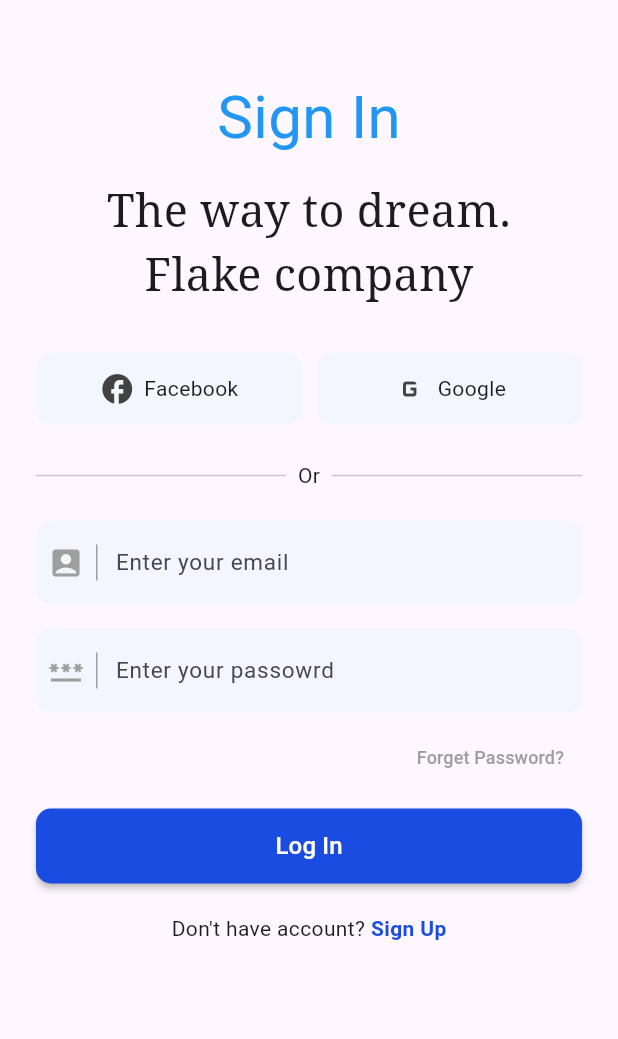
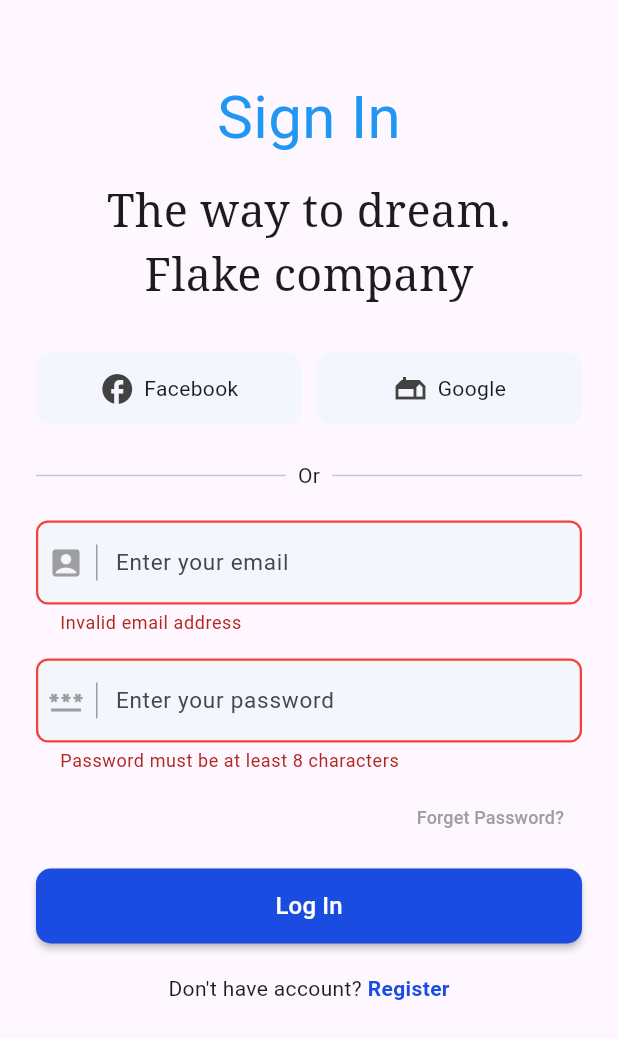
Before and after one commit to Salcidio/neurocron, a Flutter app: the screen it shows after launch, after a tap on "Log In", on a phone screen of 412 x 824 dp. Shown: the top 1039 px of the screen. Run offline on Flutter 3.47's test engine with Material 3 defaults, Android fonts, the phone set to English and light mode, and no system bars; our stand-ins replace flutter_riverpod, google_fonts, loading_animation_widget, supabase_flutter; accounts and stored records are empty; Roboto replaces fonts that are missing (Tektur).

Commit message:
auth logic been tested

```diff
--- a/lib/LLM/flakes.dart
+++ b/lib/LLM/flakes.dart
@@ -1,6 +1,8 @@
 import 'package:flutter/material.dart';
 
 class FlakesPage extends StatefulWidget {
+  const FlakesPage({super.key});
+
   @override
   _FlakesPageState createState() => _FlakesPageState();
 }
--- a/lib/auth/gate/auth_gate.dart
+++ b/lib/auth/gate/auth_gate.dart
@@ -1,7 +1,6 @@
 import 'package:flakesmobile/auth/providers/auth_provider.dart';
 import 'package:flakesmobile/auth/screens/home.dart';
 import 'package:flakesmobile/auth/screens/login.dart';
-import 'package:flakesmobile/auth/screens/welcome.dart';
 import 'package:flutter/material.dart';
 import 'package:flutter_riverpod/flutter_riverpod.dart';
 
--- a/lib/auth/models/auth_model.dart
+++ b/lib/auth/models/auth_model.dart
@@ -1,16 +1,18 @@
 import 'package:supabase_flutter/supabase_flutter.dart';
 
+
 class AuthModel {
-  final User? user;
   final bool isLoading;
+  final String? error;
+  final User? user; // Replace with your User class
 
-  AuthModel({this.user, this.isLoading = false});
+  AuthModel({this.isLoading = false, this.error, this.user});
 
-  // A copyWith method allows easy state updates --snowFlake
-  AuthModel copyWith({User? user, bool? isLoading}) {
+  AuthModel copyWith({bool? isLoading, String? error, User? user}) {
     return AuthModel(
+      isLoading: isLoading ?? this.isLoading,
+      error: error ?? this.error,
       user: user ?? this.user,
-      isLoading: isLoading ?? this.isLoading,
     );
   }
 }
--- a/lib/auth/providers/auth_provider.dart
+++ b/lib/auth/providers/auth_provider.dart
@@ -5,3 +5,7 @@ import 'package:flutter_riverpod/flutter_riverpod.dart';
 final authProvider = StateNotifierProvider<AuthNotifier, AuthModel>((ref) {
   return AuthNotifier();
 });
+
+final isLoadingProvider = Provider<bool>((ref) {
+  return ref.watch(authProvider).isLoading;
+});
--- a/lib/auth/screens/login.dart
+++ b/lib/auth/screens/login.dart
@@ -1,24 +1,69 @@
 // File: lib/screens/signin_screen.dart
 import 'package:flakesmobile/LLM/flakes.dart';
+import 'package:flakesmobile/auth/providers/auth_provider.dart';
 import 'package:flakesmobile/auth/screens/register.dart';
 import 'package:flakesmobile/parts/customTextfield.dart';
 import 'package:flutter/material.dart';
 import 'package:google_fonts/google_fonts.dart';
+import 'package:flutter_riverpod/flutter_riverpod.dart';
+import 'package:loading_animation_widget/loading_animation_widget.dart';
 
-class LoginPage extends StatefulWidget {
+class LoginPage extends ConsumerStatefulWidget {
   const LoginPage({super.key});
 
   @override
-  State<LoginPage> createState() => _LoginPageState();
+  ConsumerState<LoginPage> createState() => _LoginPageState();
 }
 
-class _LoginPageState extends State<LoginPage> {
+class _LoginPageState extends ConsumerState<LoginPage> {
   final TextEditingController _emailController = TextEditingController();
   final TextEditingController _passwordController = TextEditingController();
-  bool _obscureText = true;
+  String? _emailError;
+  String? _passwordError;
+
+  bool _validateEmail(String email) {
+    final emailRegex = RegExp(r'^[^@]+@[^@]+\.[^@]+\$');
+    return emailRegex.hasMatch(email);
+  }
+
+  bool _validatePassword(String password) {
+    return password.length >= 8 && !_isCommonPassword(password);
+  }
+
+  bool _isCommonPassword(String password) {
+    const commonPasswords = [
+      '12345678',
+      'password',
+      '123456789',
+      'qwerty',
+      'abc123',
+    ];
+    return commonPasswords.contains(password);
+  }
+
+  void _onSubmit() {
+    final email = _emailController.text.trim();
+    final password = _passwordController.text.trim();
+
+    setState(() {
+      _emailError = _validateEmail(email) ? null : 'Invalid email address';
+      _passwordError =
+          _validatePassword(password)
+              ? null
+              : password.length < 8
+              ? 'Password must be at least 8 characters'
+              : 'Password is too common';
+    });
+
+    if (_emailError == null && _passwordError == null) {
+      ref.read(authProvider.notifier).signIn(email, password);
+    }
+  }
 
   @override
   Widget build(BuildContext context) {
+    final isLoading = ref.watch(isLoadingProvider);
+
     return Scaffold(
       body: SafeArea(
         child: Padding(
@@ -51,10 +96,9 @@ class _LoginPageState extends State<LoginPage> {
                       text: 'Facebook',
                       onTap: () {},
                     ),
-
-                    SizedBox(width: 10),
+                    const SizedBox(width: 10),
                     _socialLoginButton(
-                      icon: Icons.g_mobiledata,
+                      icon: Icons.gite_outlined,
                       text: 'Google',
                       onTap: () {},
                     ),
@@ -75,14 +119,16 @@ class _LoginPageState extends State<LoginPage> {
                 CustomTextField(
                   controller: _emailController,
                   hintText: 'Enter your email',
+                  errorText: _emailError,
                   obscureText: false,
                   iconData: Icons.account_box_rounded,
                 ),
                 const SizedBox(height: 16),
                 CustomTextField(
-                  controller: _emailController,
-                  hintText: 'Enter your passowrd',
-                  obscureText: false,
+                  controller: _passwordController,
+                  hintText: 'Enter your password',
+                  errorText: _passwordError,
+                  obscureText: true,
                   iconData: Icons.password_outlined,
                 ),
                 const SizedBox(height: 6),
@@ -102,17 +148,32 @@ class _LoginPageState extends State<LoginPage> {
                   height: 50,
                   child: ElevatedButton(
                     style: ElevatedButton.styleFrom(
+                      disabledBackgroundColor: Color(0xFF1A4CE1),
                       backgroundColor: const Color(0xFF1A4CE1),
                       shape: RoundedRectangleBorder(
                         borderRadius: BorderRadius.circular(10),
                       ),
                       elevation: 2,
                     ),
-                    onPressed: () {},
-                    child: const Text(
-                      'Log In',
-                      style: TextStyle(color: Colors.white, fontSize: 16),
-                    ),
+                    onPressed:
+                        isLoading
+                            ? null
+                            : () {
+                              _onSubmit();
+                            },
+                    child:
+                        isLoading
+                            ? LoadingAnimationWidget.threeArchedCircle(
+                              color: Colors.white,
+                              size: 30,
+                            )
+                            : const Text(
+                              'Log In',
+                              style: TextStyle(
+                                color: Colors.white,
+                                fontSize: 16,
+                              ),
+                            ),
                   ),
                 ),
                 const SizedBox(height: 20),
@@ -124,11 +185,13 @@ class _LoginPageState extends State<LoginPage> {
                       onTap: () {
                         Navigator.push(
                           context,
-                          MaterialPageRoute(builder: (context) => FlakesPage()),
+                          MaterialPageRoute(
+                            builder: (context) => RegisterPage(),
+                          ),
                         );
                       },
                       child: const Text(
-                        'Sign Up',
+                        'Register',
                         style: TextStyle(
                           color: Color(0xFF1A4CE1),
                           fontWeight: FontWeight.w600,
--- a/lib/parts/customTextField.dart
+++ b/lib/parts/customTextField.dart
@@ -6,14 +6,16 @@ class CustomTextField extends StatefulWidget {
   final String hintText;
   final bool obscureText;
   final IconData iconData;
+  final String? errorText;
 
   const CustomTextField({
-    Key? key,
+    super.key,
     required this.controller,
     required this.hintText,
     required this.obscureText,
     required this.iconData,
-  }) : super(key: key);
+    required this.errorText,
+  });
 
   @override
   _CustomTextFieldState createState() => _CustomTextFieldState();
@@ -37,7 +39,12 @@ class _CustomTextFieldState extends State<CustomTextField> {
 
   @override
   Widget build(BuildContext context) {
-    return TextField(
+    final hasError = widget.errorText != null;
+
+    return Column(
+      crossAxisAlignment: CrossAxisAlignment.start,
+      children: [
+        TextField(
           controller: widget.controller,
           obscureText: widget.obscureText,
           focusNode: _focusNode,
@@ -54,28 +61,48 @@ class _CustomTextFieldState extends State<CustomTextField> {
                   Icon(
                     widget.iconData,
                     color:
-                    _focusNode.hasFocus ? const Color(0xFF1A4CE1) : Colors.grey,
+                        _focusNode.hasFocus
+                            ? const Color(0xFF1A4CE1)
+                            : Colors.grey,
                   ),
                   const SizedBox(width: 8),
                   Container(
                     width: 1,
                     height: 24,
                     color:
-                    _focusNode.hasFocus ? const Color(0xFF1A4CE1) : Colors.grey,
+                        _focusNode.hasFocus
+                            ? const Color(0xFF1A4CE1)
+                            : Colors.grey,
                   ),
                 ],
               ),
             ),
-
             enabledBorder: OutlineInputBorder(
               borderRadius: BorderRadius.circular(10),
-          borderSide: const BorderSide(color: Colors.transparent),
+              borderSide: BorderSide(
+                color: hasError ? Colors.red : Colors.transparent,
+              ),
             ),
             focusedBorder: OutlineInputBorder(
               borderRadius: BorderRadius.circular(10),
-          borderSide: const BorderSide(color: Color(0xFF1A4CE1)),
+              borderSide: BorderSide(
+                color: hasError ? Colors.red : const Color(0xFF1A4CE1),
               ),
             ),
+            // Add error styling --snowFlake
+            errorStyle: const TextStyle(fontSize: 12),
+            errorBorder: OutlineInputBorder(
+              borderRadius: BorderRadius.circular(8.0),
+              borderSide: const BorderSide(color: Colors.red, width: 1.5),
+            ),
+            errorText: widget.errorText,
+            focusedErrorBorder: OutlineInputBorder(
+              borderRadius: BorderRadius.circular(8.0),
+              borderSide: const BorderSide(color: Colors.red, width: 2.0),
+            ),
+          ),
+        ),
+      ],
     );
   }
 }
--- a/lib/parts/gradient_button.dart
+++ b/lib/parts/gradient_button.dart
@@ -1,6 +1,8 @@
 import 'package:flutter/material.dart';
 
 class AnimatedGradientButton extends StatefulWidget {
+  const AnimatedGradientButton({super.key});
+
   @override
   _AnimatedGradientButtonState createState() => _AnimatedGradientButtonState();
 }
--- a/pubspec.yaml
+++ b/pubspec.yaml
@@ -37,7 +37,7 @@ dependencies:
   flutter_riverpod: ^2.5.1
   supabase_flutter: ^2.5.0
   google_fonts: ^6.2.1
-
+  loading_animation_widget: ^1.3.0
 dev_dependencies:
   flutter_test:
     sdk: flutter
```
Also changed, not shown: lib/auth/notifiers/auth_notifier.dart (+13 -1 lines), lib/auth/screens/register.dart (+79 -15 lines), pubspec.lock. Lines whose indentation alone changed are shown as unchanged.
